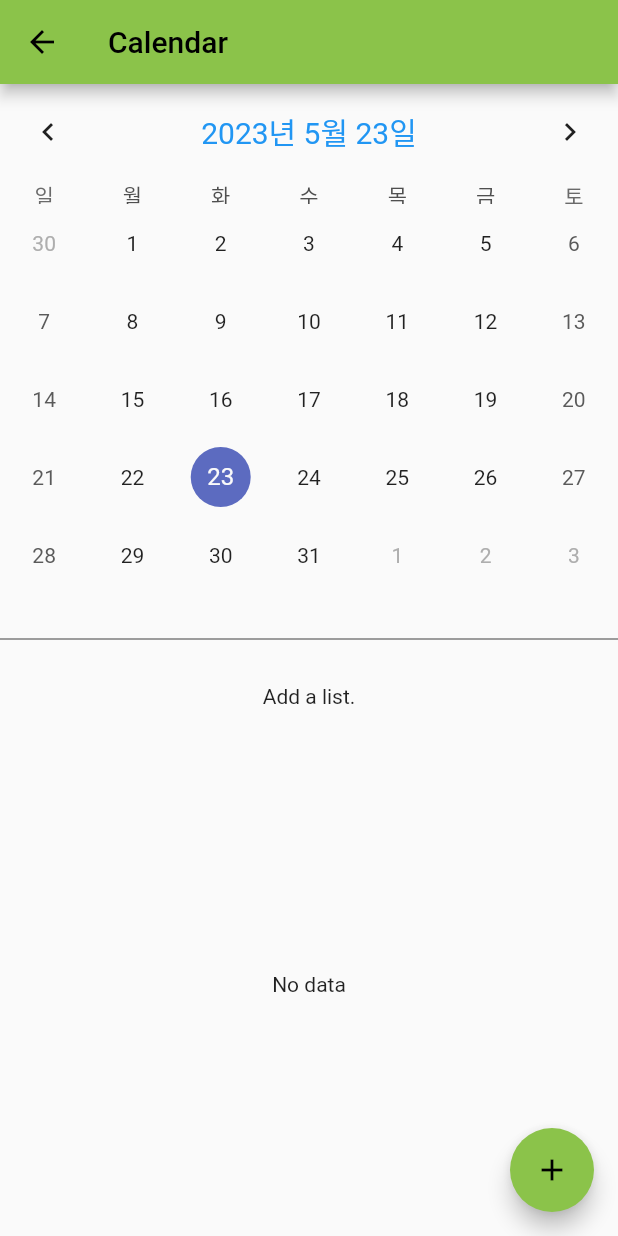
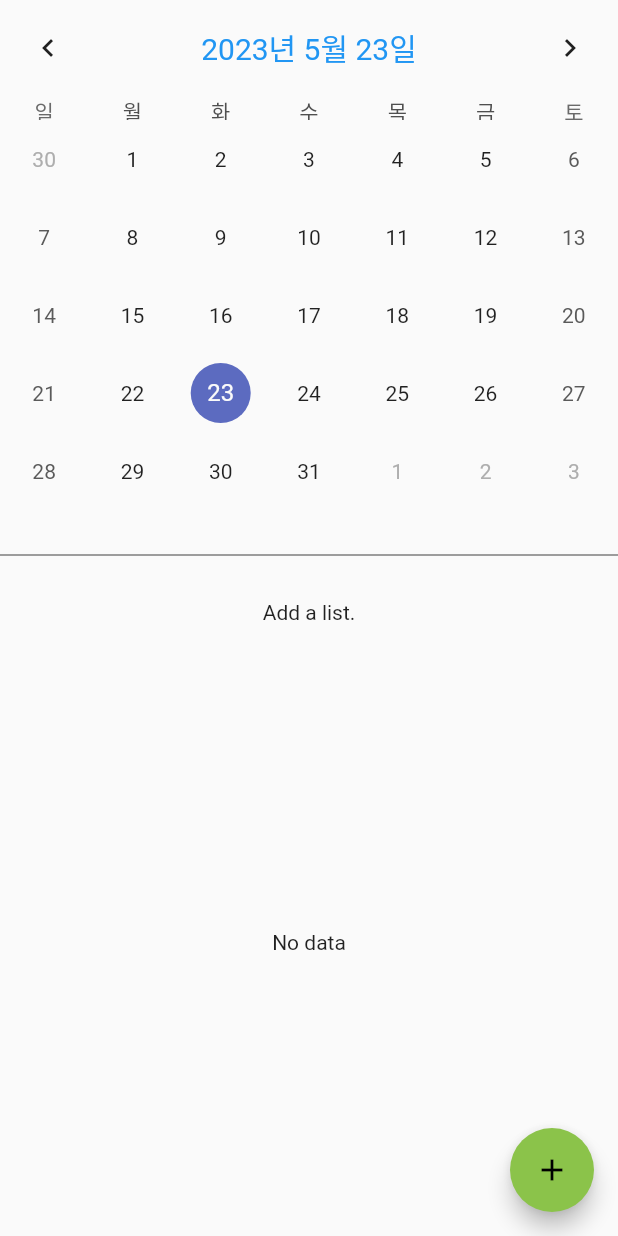
Before and after one commit to Dwisgolmog/checkList, a Flutter app: the Calendar screen opened directly, on a phone screen of 412 x 824 dp. Run offline on Flutter 3.47's test engine with Material 2 defaults, Android fonts, the phone set to English and light mode, and no system bars; drawn by our look-alikes of table_calendar; our stand-ins replace cloud_firestore, firebase_auth, firebase_core, firebase_storage, image_picker; accounts and stored records are empty.

Commit message:
앱바 삭제
앱바 삭제

```diff
--- a/checklist/lib/calender.dart
+++ b/checklist/lib/calender.dart
@@ -38,9 +38,6 @@ class _CalendarState extends State<Calendar> {
   @override
   Widget build(BuildContext context) {
     return Scaffold(
-      appBar: AppBar(
-        title: Text('Calendar'),
-      ),
       body: Column(
         children: <Widget>[
           TableCalendar(
```
